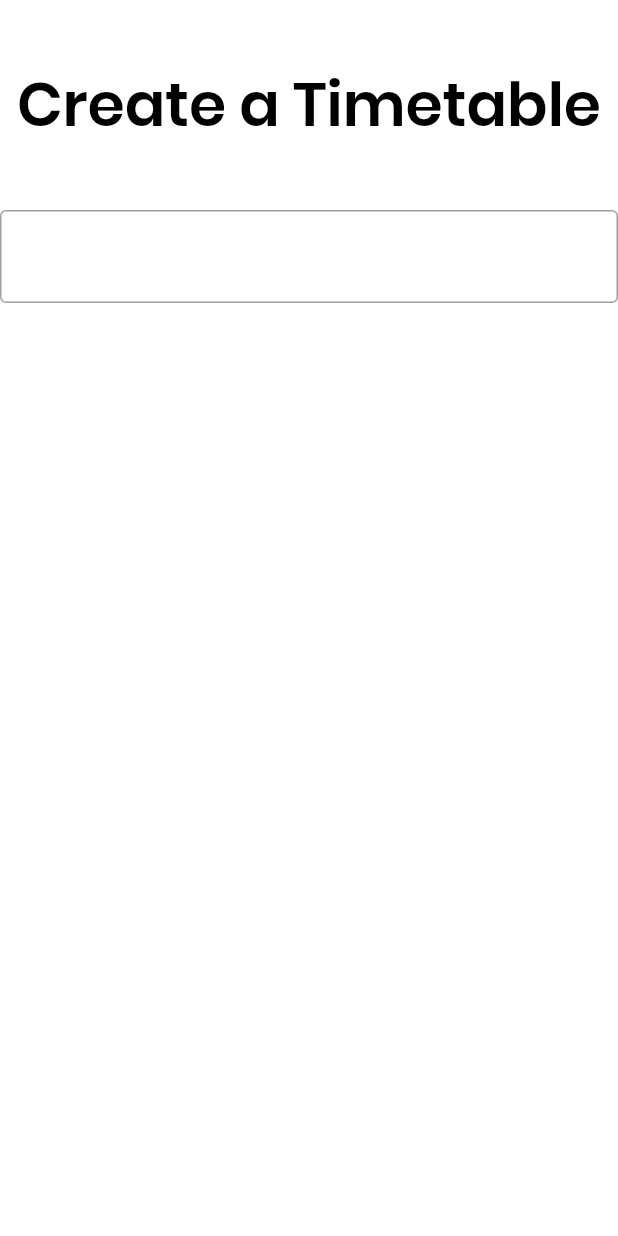
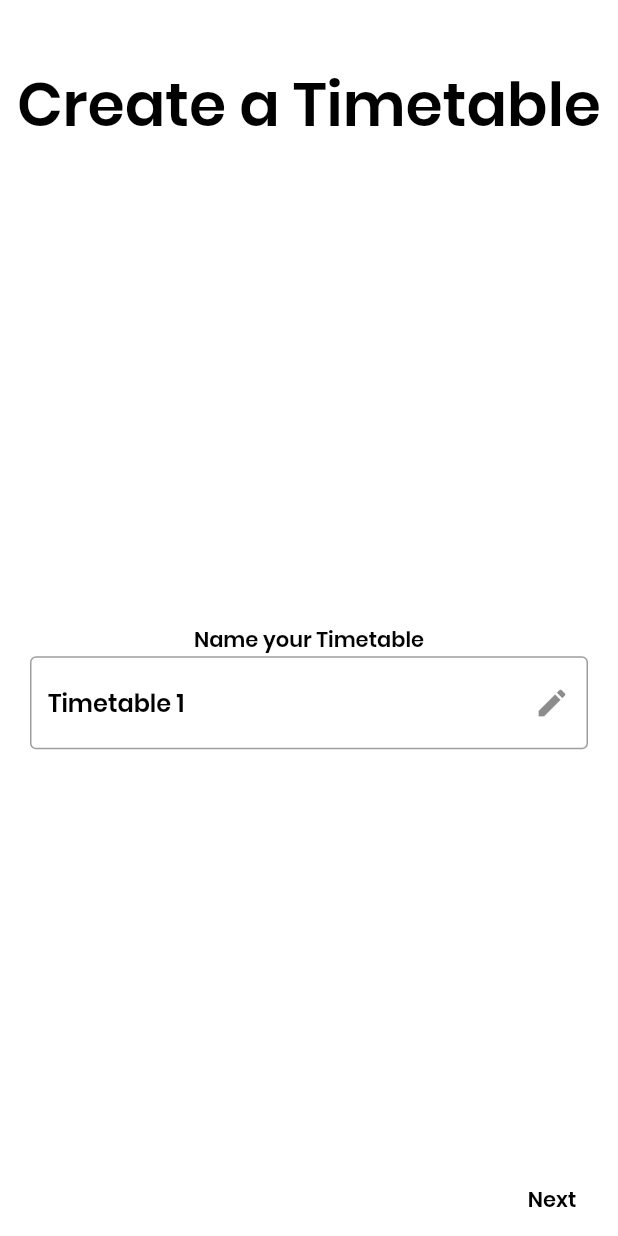
Before and after one commit to Joshlucpoll/tabletime, a Flutter app: the Setup screen opened directly, on a phone screen of 412 x 824 dp. Run offline on Flutter 3.47's test engine with Material 2 defaults, Android fonts, the phone set to English and light mode, and no system bars; our stand-ins replace cloud_firestore, firebase_auth, firebase_core, flutter_speed_dial; accounts and stored records are empty; network calls fail.

Commit message:
Page navigation on setup screen + firestore init on new user

```diff
--- a/lib/screens/setup.dart
+++ b/lib/screens/setup.dart
@@ -20,6 +20,7 @@ class Setup extends StatefulWidget {
 class _SetupState extends State<Setup> {
   final _data = {
     "timetable_name": "Timetable 1",
+    "finished_setup": false,
     "number_of_weeks": 1,
     "data_created": Timestamp.now(),
     "updated": Timestamp.now(),
@@ -27,6 +28,39 @@ class _SetupState extends State<Setup> {
     "lessons": [],
     "weeks": [],
   };
+
+  PageController _pageController;
+  double pageIndex = 0;
+
+  @override
+  void initState() {
+    _pageController = PageController();
+
+    _pageController.addListener(() {
+      if (_pageController.hasClients) {
+        setState(() {
+          pageIndex = _pageController.page;
+        });
+      }
+    });
+    super.initState();
+  }
+
+  @override
+  void dispose() {
+    _pageController.dispose();
+    super.dispose();
+  }
+
+  void _changePage({bool next}) {
+    if (next) {
+      _pageController.animateToPage(pageIndex.toInt() + 1,
+          duration: Duration(milliseconds: 500), curve: Curves.ease);
+    } else {
+      _pageController.animateToPage(pageIndex.toInt() - 1,
+          duration: Duration(milliseconds: 500), curve: Curves.ease);
+    }
+  }
 
   void _handlePeriodStructureChange(List data) {
     data.sort((a, b) {
@@ -48,14 +82,34 @@ class _SetupState extends State<Setup> {
   @override
   Widget build(BuildContext context) {
     return Scaffold(
-        body: PageView(children: [
+        body: Column(children: <Widget>[
+      Expanded(
+          child: PageView(controller: _pageController, children: [
         NewTimetable(
-        name: _data["name"],
+          name: _data["timetable_name"],
           updateName: _handleNameChange,
         ),
         PeriodStructure(
             periodStructure: _data["period_structure"],
             updatePeriod: _handlePeriodStructureChange)
+      ])),
+      Row(
+        mainAxisAlignment: MainAxisAlignment.spaceBetween,
+        children: <Widget>[
+          Visibility(
+              visible: pageIndex != 0,
+              child: FlatButton(
+                onPressed: () => _changePage(next: false),
+                child: Text("Back",
+                    style: TextStyle(color: Theme.of(context).accentColor)),
+              )),
+          FlatButton(
+            onPressed: () => _changePage(next: true),
+            child: Text("Next",
+                style: TextStyle(color: Theme.of(context).accentColor)),
+          )
+        ],
+      )
     ]));
   }
 }
--- a/lib/theme.dart
+++ b/lib/theme.dart
@@ -31,7 +31,8 @@ class AppTheme {
       primaryColor: Colors.grey[900],
       scaffoldBackgroundColor: Colors.grey[900],
       buttonTheme: ButtonThemeData(buttonColor: Colors.white),
-      accentColor: Colors.white,
+      accentColor: Colors.grey,
+      iconTheme: IconThemeData(color: Colors.grey),
       inputDecorationTheme: InputDecorationTheme(
           labelStyle: TextStyle(color: Colors.white),
           focusedBorder:
--- a/lib/widgets/newTimetable.dart
+++ b/lib/widgets/newTimetable.dart
@@ -11,12 +11,14 @@ class NewTimetable extends StatefulWidget {
 }
 
 class _NewTimetableState extends State<NewTimetable> {
-  final TextEditingController _tabletimeNameController =
-      TextEditingController();
+  TextEditingController _tabletimeNameController;
 
   @override
   void initState() {
-    _tabletimeNameController.text = widget.name;
+    _tabletimeNameController = TextEditingController(text: widget.name);
+    _tabletimeNameController.addListener(() {
+      widget.updateName(_tabletimeNameController.text);
+    });
     super.initState();
   }
 
@@ -35,14 +37,30 @@ class _NewTimetableState extends State<NewTimetable> {
           Container(
               padding: EdgeInsets.only(top: 40.0, bottom: 40.0),
               child: Text("Create a Timetable",
+                  textAlign: TextAlign.center,
+                  overflow: TextOverflow.visible,
                   style:
                       TextStyle(fontSize: 40.0, fontWeight: FontWeight.bold))),
-          Container(
-            child: TextFormField(
-              key: const ValueKey("password"),
-              controller: _tabletimeNameController,
+          Expanded(
+              child: Container(
+            padding: EdgeInsets.all(20.0),
+            child: Column(
+              mainAxisAlignment: MainAxisAlignment.center,
+              children: <Widget>[
+                Text("Name your Timetable", textAlign: TextAlign.left),
+                TextField(
+                  controller: _tabletimeNameController,
+                  decoration: InputDecoration(
+                      suffixIcon: IconButton(
+                    onPressed: () {},
+                    icon: Icon(
+                      Icons.edit,
+                    ),
+                  )),
+                ),
+              ],
             ),
-          )
+          )),
         ])));
   }
 }
--- a/lib/widgets/periodStructure.dart
+++ b/lib/widgets/periodStructure.dart
@@ -136,7 +136,7 @@ class PeriodStructure extends StatelessWidget {
                           deletePeriod: _deletePeriod))
                       .toList())),
           Container(
-              padding: EdgeInsets.all(10.0),
+              padding: EdgeInsets.all(20.0),
               width: double.infinity,
               child: RaisedButton(
                   child: Text("New Period"),
```
Also changed, not shown: lib/main.dart (+6 -7 lines), lib/screens/login.dart (+6 -9 lines), lib/services/database.dart (+14 -7 lines). Lines whose indentation alone changed are shown as unchanged.
